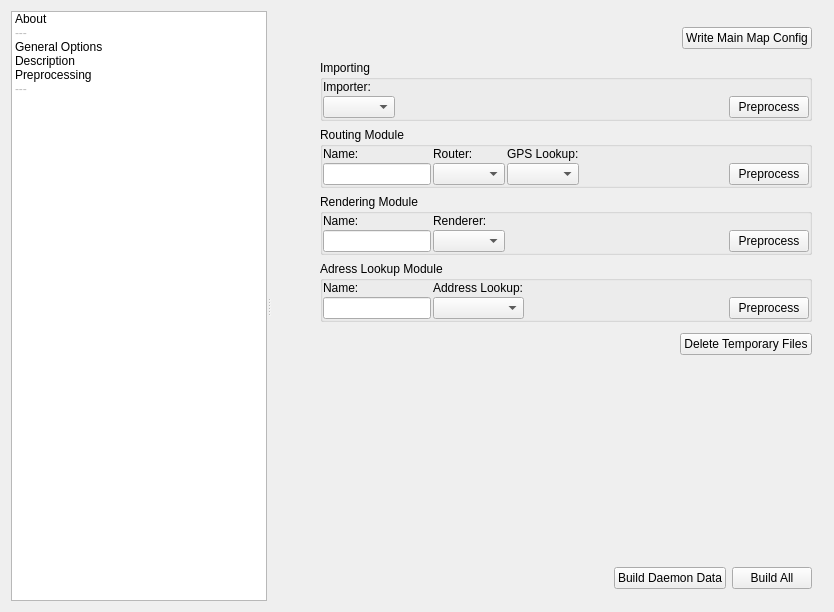
Old version of the form preprocessor/preprocessingwindow.ui in the repository shentok/MoNav.
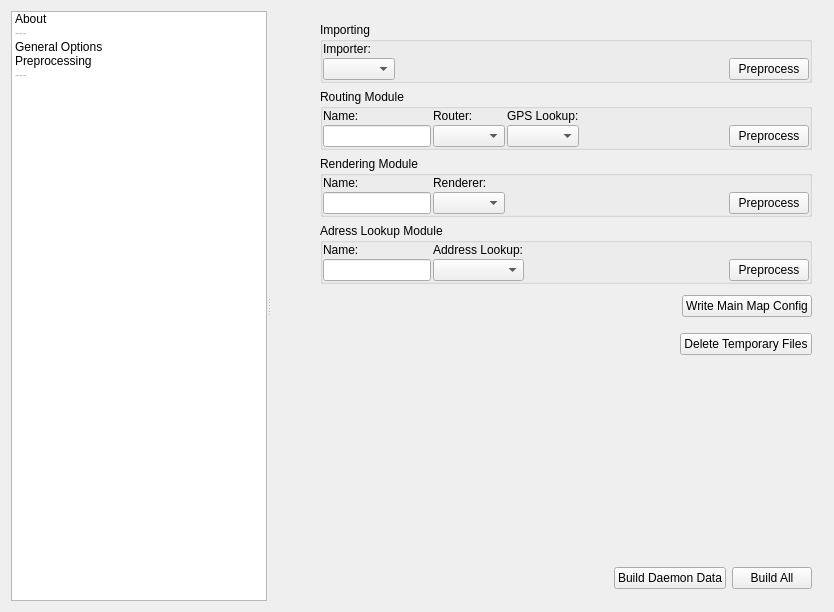
New version of the form. The open tabs and pages were chosen to show the change. Icons and pictures are not drawn.

Commit message: Map Package Format  - Removed image from config file  - Added bounding box

```diff
--- a/preprocessor/preprocessingwindow.ui
+++ b/preprocessor/preprocessingwindow.ui
@@ -54,11 +54,6 @@
          <string>General Options</string>
         </property>
        </item>
-       <item>
-        <property name="text">
-         <string>Description</string>
-        </property>
-       </item>
        <item>
         <property name="text">
          <string>Preprocessing</string>
@@ -81,7 +76,7 @@
         </sizepolicy>
        </property>
        <property name="currentIndex">
-        <number>2</number>
+        <number>3</number>
        </property>
        <widget class="QWidget" name="page_5">
         <layout class="QVBoxLayout" name="verticalLayout_2">
@@ -112,6 +107,9 @@
          </item>
          <item>
           <layout class="QHBoxLayout" name="horizontalLayout_4">
+           <item>
+            <widget class="QTableView" name="tableView"/>
+           </item>
            <item>
             <spacer name="horizontalSpacer_2">
              <property name="orientation">
@@ -176,7 +174,13 @@
        </widget>
        <widget class="QWidget" name="page_4"/>
        <widget class="QWidget" name="page_3">
-        <layout class="QVBoxLayout" name="verticalLayout_9">
+        <layout class="QVBoxLayout" name="verticalLayout">
+         <property name="spacing">
+          <number>2</number>
+         </property>
+         <property name="margin">
+          <number>4</number>
+         </property>
          <item>
           <layout class="QFormLayout" name="formLayout">
            <item row="0" column="0">
@@ -235,6 +239,16 @@
              </property>
             </widget>
            </item>
+           <item row="3" column="0">
+            <widget class="QLabel" name="label_8">
+             <property name="text">
+              <string>Name:</string>
+             </property>
+            </widget>
+           </item>
+           <item row="3" column="1">
+            <widget class="QLineEdit" name="name"/>
+           </item>
           </layout>
          </item>
          <item>
@@ -329,138 +343,40 @@
          </item>
         </layout>
        </widget>
-       <widget class="QWidget" name="page">
-        <layout class="QFormLayout" name="formLayout_2">
-         <item row="0" column="0">
-          <widget class="QLabel" name="label_8">
-           <property name="text">
-            <string>Name:</string>
-           </property>
-          </widget>
-         </item>
-         <item row="0" column="1">
-          <widget class="QLineEdit" name="name"/>
-         </item>
-         <item row="1" column="0">
-          <widget class="QLabel" name="label_10">
-           <property name="text">
-            <string>Image:</string>
-           </property>
-          </widget>
-         </item>
-         <item row="1" column="1">
-          <layout class="QHBoxLayout" name="horizontalLayout_3">
-           <item>
-            <widget class="QLineEdit" name="image"/>
-           </item>
-           <item>
-            <widget class="QToolButton" name="imageBrowse">
-             <property name="text">
-              <string>...</string>
-             </property>
-            </widget>
-           </item>
-          </layout>
-         </item>
-         <item row="2" column="0">
-          <widget class="QLabel" name="label_14">
-           <property name="text">
-            <string>Image Preview:</string>
-           </property>
-          </widget>
-         </item>
-         <item row="2" column="1">
-          <widget class="QLabel" name="imagePreview">
-           <property name="sizePolicy">
-            <sizepolicy hsizetype="Preferred" vsizetype="Preferred">
-             <horstretch>0</horstretch>
-             <verstretch>0</verstretch>
-            </sizepolicy>
-           </property>
-           <property name="text">
-            <string/>
-           </property>
-          </widget>
-         </item>
-        </layout>
-       </widget>
        <widget class="QWidget" name="page_2">
         <layout class="QGridLayout" name="gridLayout_4">
-         <item row="0" column="0">
-          <widget class="QLabel" name="configLabel">
-           <property name="minimumSize">
-            <size>
-             <width>32</width>
-             <height>32</height>
-            </size>
-           </property>
-           <property name="maximumSize">
-            <size>
-             <width>32</width>
-             <height>32</height>
-            </size>
-           </property>
-           <property name="text">
-            <string/>
-           </property>
-           <property name="scaledContents">
-            <bool>true</bool>
-           </property>
-          </widget>
-         </item>
-         <item row="0" column="1">
-          <layout class="QHBoxLayout" name="horizontalLayout_6">
+         <item row="9" column="1">
+          <layout class="QHBoxLayout" name="horizontalLayout_2">
            <item>
-            <spacer name="horizontalSpacer_6">
+            <spacer name="horizontalSpacer_4">
              <property name="orientation">
               <enum>Qt::Horizontal</enum>
              </property>
              <property name="sizeHint" stdset="0">
               <size>
-               <width>40</width>
-               <height>20</height>
+               <width>86</width>
+               <height>24</height>
               </size>
              </property>
             </spacer>
            </item>
            <item>
-            <widget class="QPushButton" name="writeConfigButton">
+            <widget class="QPushButton" name="daemonPreprocessButton">
              <property name="text">
-              <string>Write Main Map Config</string>
+              <string>Build Daemon Data</string>
+             </property>
+            </widget>
+           </item>
+           <item>
+            <widget class="QPushButton" name="allPreprocessButton">
+             <property name="text">
+              <string>Build All</string>
              </property>
             </widget>
            </item>
           </layout>
          </item>
-         <item row="1" column="0">
-          <widget class="QLabel" name="importerLabel">
-           <property name="sizePolicy">
-            <sizepolicy hsizetype="Minimum" vsizetype="Minimum">
-             <horstretch>0</horstretch>
-             <verstretch>0</verstretch>
-            </sizepolicy>
-           </property>
-           <property name="minimumSize">
-            <size>
-             <width>32</width>
-             <height>32</height>
-            </size>
-           </property>
-           <property name="maximumSize">
-            <size>
-             <width>32</width>
-             <height>32</height>
-            </size>
-           </property>
-           <property name="text">
-            <string/>
-           </property>
-           <property name="scaledContents">
-            <bool>true</bool>
-           </property>
-          </widget>
-         </item>
-         <item row="1" column="1">
+         <item row="0" column="1">
           <widget class="QGroupBox" name="groupBox">
            <property name="title">
             <string>Importing</string>
@@ -505,35 +421,7 @@
            </layout>
           </widget>
          </item>
-         <item row="2" column="0">
-          <widget class="QLabel" name="routerLabel">
-           <property name="sizePolicy">
-            <sizepolicy hsizetype="Minimum" vsizetype="Minimum">
-             <horstretch>0</horstretch>
-             <verstretch>0</verstretch>
-            </sizepolicy>
-           </property>
-           <property name="minimumSize">
-            <size>
-             <width>32</width>
-             <height>32</height>
-            </size>
-           </property>
-           <property name="maximumSize">
-            <size>
-             <width>32</width>
-             <height>32</height>
-            </size>
-           </property>
-           <property name="text">
-            <string/>
-           </property>
-           <property name="scaledContents">
-            <bool>true</bool>
-           </property>
-          </widget>
-         </item>
-         <item row="2" column="1">
+         <item row="1" column="1">
           <widget class="QGroupBox" name="groupBox_2">
            <property name="title">
             <string>Routing Module</string>
@@ -605,35 +493,7 @@
            </layout>
           </widget>
          </item>
-         <item row="3" column="0">
-          <widget class="QLabel" name="rendererLabel">
-           <property name="sizePolicy">
-            <sizepolicy hsizetype="Minimum" vsizetype="Minimum">
-             <horstretch>0</horstretch>
-             <verstretch>0</verstretch>
-            </sizepolicy>
-           </property>
-           <property name="minimumSize">
-            <size>
-             <width>32</width>
-             <height>32</height>
-            </size>
-           </property>
-           <property name="maximumSize">
-            <size>
-             <width>32</width>
-             <height>32</height>
-            </size>
-           </property>
-           <property name="text">
-            <string/>
-           </property>
-           <property name="scaledContents">
-            <bool>true</bool>
-           </property>
-          </widget>
-         </item>
-         <item row="3" column="1">
+         <item row="2" column="1">
           <widget class="QGroupBox" name="groupBox_3">
            <property name="title">
             <string>Rendering Module</string>
@@ -695,35 +555,7 @@
            </layout>
           </widget>
          </item>
-         <item row="4" column="0">
-          <widget class="QLabel" name="addressLookupLabel">
-           <property name="sizePolicy">
-            <sizepolicy hsizetype="Minimum" vsizetype="Minimum">
-             <horstretch>0</horstretch>
-             <verstretch>0</verstretch>
-            </sizepolicy>
-           </property>
-           <property name="minimumSize">
-            <size>
-             <width>32</width>
-             <height>32</height>
-            </size>
-           </property>
-           <property name="maximumSize">
-            <size>
-             <width>32</width>
-             <height>32</height>
-            </size>
-           </property>
-           <property name="text">
-            <string/>
-           </property>
-           <property name="scaledContents">
-            <bool>true</bool>
-           </property>
-          </widget>
-         </item>
-         <item row="4" column="1">
+         <item row="3" column="1">
           <widget class="QGroupBox" name="groupBox_4">
            <property name="title">
             <string>Adress Lookup Module</string>
@@ -785,28 +617,6 @@
            </layout>
           </widget>
          </item>
-         <item row="5" column="0">
-          <widget class="QLabel" name="deleteTemporaryLabel">
-           <property name="minimumSize">
-            <size>
-             <width>32</width>
-             <height>32</height>
-            </size>
-           </property>
-           <property name="maximumSize">
-            <size>
-             <width>32</width>
-             <height>32</height>
-            </size>
-           </property>
-           <property name="text">
-            <string/>
-           </property>
-           <property name="scaledContents">
-            <bool>true</bool>
-           </property>
-          </widget>
-         </item>
          <item row="5" column="1">
           <layout class="QHBoxLayout" name="horizontalLayout_5">
            <item>
@@ -831,7 +641,7 @@
            </item>
           </layout>
          </item>
-         <item row="6" column="0">
+         <item row="7" column="0">
           <spacer name="verticalSpacer">
            <property name="orientation">
             <enum>Qt::Vertical</enum>
@@ -844,37 +654,186 @@
            </property>
           </spacer>
          </item>
-         <item row="7" column="1">
-          <layout class="QHBoxLayout" name="horizontalLayout_2">
+         <item row="4" column="1">
+          <layout class="QHBoxLayout" name="horizontalLayout_6">
            <item>
-            <spacer name="horizontalSpacer_4">
+            <spacer name="horizontalSpacer_6">
              <property name="orientation">
               <enum>Qt::Horizontal</enum>
              </property>
              <property name="sizeHint" stdset="0">
               <size>
-               <width>86</width>
-               <height>24</height>
+               <width>40</width>
+               <height>20</height>
               </size>
              </property>
             </spacer>
            </item>
            <item>
-            <widget class="QPushButton" name="daemonPreprocessButton">
+            <widget class="QPushButton" name="writeConfigButton">
              <property name="text">
-              <string>Build Daemon Data</string>
-             </property>
-            </widget>
-           </item>
-           <item>
-            <widget class="QPushButton" name="allPreprocessButton">
-             <property name="text">
-              <string>Build All</string>
+              <string>Write Main Map Config</string>
              </property>
             </widget>
            </item>
           </layout>
          </item>
+         <item row="4" column="0">
+          <widget class="QLabel" name="configLabel">
+           <property name="minimumSize">
+            <size>
+             <width>32</width>
+             <height>32</height>
+            </size>
+           </property>
+           <property name="maximumSize">
+            <size>
+             <width>32</width>
+             <height>32</height>
+            </size>
+           </property>
+           <property name="text">
+            <string/>
+           </property>
+           <property name="scaledContents">
+            <bool>true</bool>
+           </property>
+          </widget>
+         </item>
+         <item row="0" column="0">
+          <widget class="QLabel" name="importerLabel">
+           <property name="sizePolicy">
+            <sizepolicy hsizetype="Minimum" vsizetype="Minimum">
+             <horstretch>0</horstretch>
+             <verstretch>0</verstretch>
+            </sizepolicy>
+           </property>
+           <property name="minimumSize">
+            <size>
+             <width>32</width>
+             <height>32</height>
+            </size>
+           </property>
+           <property name="maximumSize">
+            <size>
+             <width>32</width>
+             <height>32</height>
+            </size>
+           </property>
+           <property name="text">
+            <string/>
+           </property>
+           <property name="scaledContents">
+            <bool>true</bool>
+           </property>
+          </widget>
+         </item>
+         <item row="1" column="0">
+          <widget class="QLabel" name="routerLabel">
+           <property name="sizePolicy">
+            <sizepolicy hsizetype="Minimum" vsizetype="Minimum">
+             <horstretch>0</horstretch>
+             <verstretch>0</verstretch>
+            </sizepolicy>
+           </property>
+           <property name="minimumSize">
+            <size>
+             <width>32</width>
+             <height>32</height>
+            </size>
+           </property>
+           <property name="maximumSize">
+            <size>
+             <width>32</width>
+             <height>32</height>
+            </size>
+           </property>
+           <property name="text">
+            <string/>
+           </property>
+           <property name="scaledContents">
+            <bool>true</bool>
+           </property>
+          </widget>
+         </item>
+         <item row="2" column="0">
+          <widget class="QLabel" name="rendererLabel">
+           <property name="sizePolicy">
+            <sizepolicy hsizetype="Minimum" vsizetype="Minimum">
+             <horstretch>0</horstretch>
+             <verstretch>0</verstretch>
+            </sizepolicy>
+           </property>
+           <property name="minimumSize">
+            <size>
+             <width>32</width>
+             <height>32</height>
+            </size>
+           </property>
+           <property name="maximumSize">
+            <size>
+             <width>32</width>
+             <height>32</height>
+            </size>
+           </property>
+           <property name="text">
+            <string/>
+           </property>
+           <property name="scaledContents">
+            <bool>true</bool>
+           </property>
+          </widget>
+         </item>
+         <item row="3" column="0">
+          <widget class="QLabel" name="addressLookupLabel">
+           <property name="sizePolicy">
+            <sizepolicy hsizetype="Minimum" vsizetype="Minimum">
+             <horstretch>0</horstretch>
+             <verstretch>0</verstretch>
+            </sizepolicy>
+           </property>
+           <property name="minimumSize">
+            <size>
+             <width>32</width>
+             <height>32</height>
+            </size>
+           </property>
+           <property name="maximumSize">
+            <size>
+             <width>32</width>
+             <height>32</height>
+            </size>
+           </property>
+           <property name="text">
+            <string/>
+           </property>
+           <property name="scaledContents">
+            <bool>true</bool>
+           </property>
+          </widget>
+         </item>
+         <item row="5" column="0">
+          <widget class="QLabel" name="deleteTemporaryLabel">
+           <property name="minimumSize">
+            <size>
+             <width>32</width>
+             <height>32</height>
+            </size>
+           </property>
+           <property name="maximumSize">
+            <size>
+             <width>32</width>
+             <height>32</height>
+            </size>
+           </property>
+           <property name="text">
+            <string/>
+           </property>
+           <property name="scaledContents">
+            <bool>true</bool>
+           </property>
+          </widget>
+         </item>
         </layout>
        </widget>
        <widget class="QWidget" name="page_6"/>
```
The commit also changes 37 other files.
